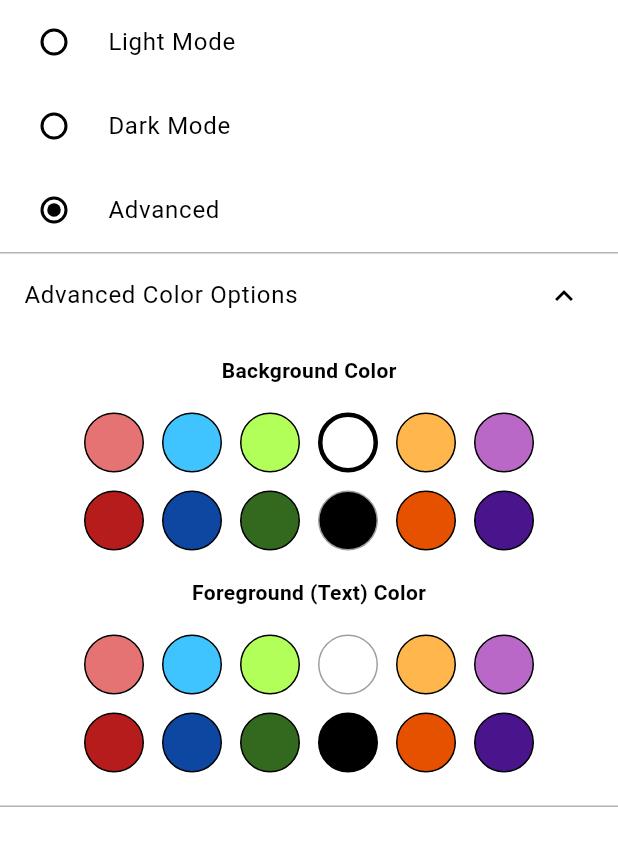
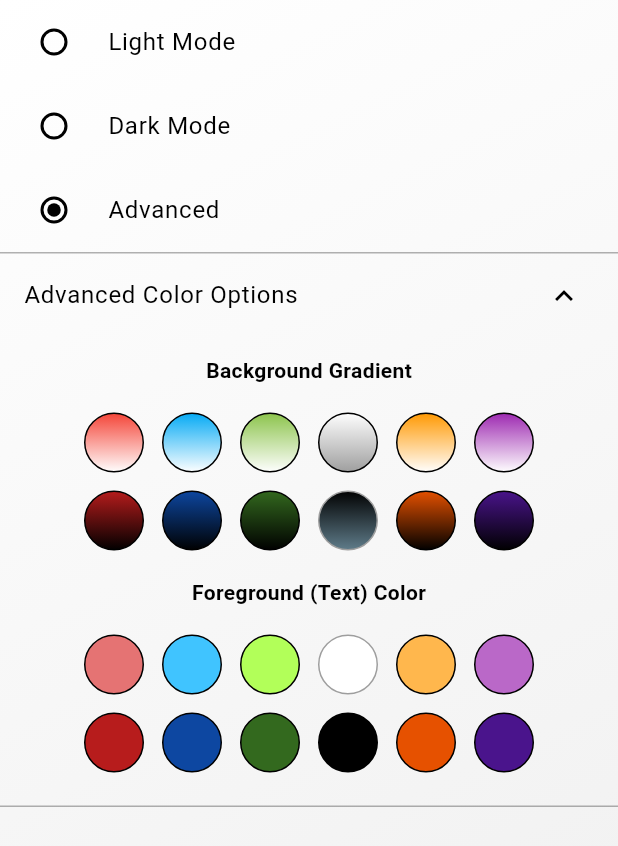
Before and after one commit to Dior15/BookBasket, a Flutter app: the PreferencesPage widget shown alone on an empty page, opened directly, after a tap on "Advanced", after a tap on "Advanced Color Options", on a phone screen of 412 x 824 dp. Shown: the top 846 px of the screen. Run offline on Flutter 3.47's test engine with Material 3 defaults, Android fonts, the phone set to English and light mode, and no system bars; our stand-ins replace flutter_html, shared_preferences, sqflite; missing offline and left inert: epub_parser; accounts and stored records are empty.

Commit message:
Gradient Theme Background
Updated the background theme to use a LinearGradient instead of a solid Color. Also minor fix on the e-reader font-changing.

```diff
--- a/lib/ereader/epub_reader_view.dart
+++ b/lib/ereader/epub_reader_view.dart
@@ -452,12 +452,12 @@ class _EpubReaderPageState extends State<EpubReaderPage> {
                 style: TextStyle(color: themeColors.text, fontSize: 16),
                 underline: Container(height: 1, color: themeColors.text.withOpacity(0.5)),
                 iconEnabledColor: themeColors.text,
-                items: ['Arial', 'Times New Roman', 'Comic Sans MS', 'Bebas Neue', 'Special Elite']
+                items: ['System Default', 'Times New Roman', 'Comic Sans MS', 'Bebas Neue', 'Special Elite']
                     .map((String font) => DropdownMenuItem<String>(
                   value: font,
                   child: Text(
                       font,
-                      style: TextStyle(fontFamily: font == 'Arial' ? null : font)
+                      style: TextStyle(fontFamily: font == 'System Default' ? null : font)
                   ),
                 ))
                     .toList(),
--- a/lib/main.dart
+++ b/lib/main.dart
@@ -29,32 +29,41 @@ class BookBasketApp extends StatelessWidget {
   Widget build(BuildContext context) {
     final themeNotifier = Provider.of<ThemeNotifier>(context);
 
-    late final ThemeData lightTheme;
-    late final ThemeData darkTheme;
-    late final ThemeMode themeMode;
+    // 1. We build the base theme depending on the mode
+    late ThemeData activeTheme;
 
     if (themeNotifier.themeType == ThemeType.advanced) {
-      final advancedTheme = buildAdvancedTheme(
-        themeNotifier.backgroundColor,
+      // For advanced, we pass the first color of the gradient as a fallback
+      // for things like AppBars, but the true background will be transparent.
+      activeTheme = buildAdvancedTheme(
+        themeNotifier.backgroundColor.colors.first,
         themeNotifier.foregroundColor,
       );
-      lightTheme = advancedTheme;
-      darkTheme = advancedTheme;
-      themeMode = ThemeMode.light;
+    } else if (themeNotifier.themeType == ThemeType.dark) {
+      activeTheme = ThemeData.dark();
     } else {
-      lightTheme = ThemeData.light();
-      darkTheme = ThemeData.dark();
-      themeMode = themeNotifier.themeType == ThemeType.light
-          ? ThemeMode.light
-          : ThemeMode.dark;
+      activeTheme = ThemeData.light();
     }
+
+    // 2. We force the scaffold background to be transparent across the ENTIRE app
+    activeTheme = activeTheme.copyWith(
+      scaffoldBackgroundColor: Colors.transparent,
+    );
 
     return MaterialApp(
       title: 'BookBasket',
       debugShowCheckedModeBanner: false,
-      theme: lightTheme,
-      darkTheme: darkTheme,
-      themeMode: themeMode,
+      theme: activeTheme,
+
+      // 3. THE MAGIC: We wrap the entire navigation stack in your gradient!
+      builder: (context, child) {
+        return Container(
+          decoration: BoxDecoration(
+            gradient: themeNotifier.backgroundColor, // Your global gradient!
+          ),
+          child: child, // All your transparent Scaffolds will render on top of this
+        );
+      },
       home: const AuthGate(),
     );
   }
--- a/lib/preferences_page.dart
+++ b/lib/preferences_page.dart
@@ -28,9 +28,42 @@ class _PreferencesPageState extends State<PreferencesPage> {
     Colors.purple[900]!,
   ];
 
+  // Updated to LinearGradients fading into white
+  final List<Gradient> lightGradients = [
+    LinearGradient(colors: [Colors.red, Colors.white], begin: Alignment.topCenter, end: Alignment.bottomCenter),
+    LinearGradient(colors: [Colors.lightBlue, Colors.white], begin: Alignment.topCenter, end: Alignment.bottomCenter),
+    LinearGradient(colors: [Colors.lightGreen, Colors.white], begin: Alignment.topCenter, end: Alignment.bottomCenter),
+    LinearGradient(colors: [Colors.white, Colors.grey], begin: Alignment.topCenter, end: Alignment.bottomCenter),
+    LinearGradient(colors: [Colors.orange, Colors.white], begin: Alignment.topCenter, end: Alignment.bottomCenter),
+    LinearGradient(colors: [Colors.purple, Colors.white], begin: Alignment.topCenter, end: Alignment.bottomCenter),
+  ];
+
+  // Updated to LinearGradients fading into black
+  final List<Gradient> darkGradients = [
+    LinearGradient(colors: [Colors.red[900]!, Colors.black], begin: Alignment.topCenter, end: Alignment.bottomCenter),
+    LinearGradient(colors: [Colors.blue[900]!, Colors.black], begin: Alignment.topCenter, end: Alignment.bottomCenter),
+    LinearGradient(colors: [Colors.lightGreen[900]!, Colors.black], begin: Alignment.topCenter, end: Alignment.bottomCenter),
+    LinearGradient(colors: [Colors.black, Colors.blueGrey], begin: Alignment.topCenter, end: Alignment.bottomCenter),
+    LinearGradient(colors: [Colors.orange[900]!, Colors.black], begin: Alignment.topCenter, end: Alignment.bottomCenter),
+    LinearGradient(colors: [Colors.purple[900]!, Colors.black], begin: Alignment.topCenter, end: Alignment.bottomCenter),
+  ];
+
+  // Helper function to safely extract the first color from any gradient type
+  Color _getPrimaryColor(Gradient gradient) {
+    if (gradient is RadialGradient) return gradient.colors.first;
+    if (gradient is LinearGradient) return gradient.colors.first;
+    return Colors.white; // Fallback
+  }
+
   @override
   Widget build(BuildContext context) {
     final themeNotifier = Provider.of<ThemeNotifier>(context);
+
+    final Gradient selectedBackgroundGradient = themeNotifier.backgroundColor;
+    final Color selectedForegroundColor = themeNotifier.foregroundColor;
+
+    // Safely extract the primary (first) color from the gradient to check for clashes with the foreground
+    final Color backgroundPrimaryColor = _getPrimaryColor(selectedBackgroundGradient);
 
     return ListView(
       children: [
@@ -59,13 +92,13 @@ class _PreferencesPageState extends State<PreferencesPage> {
               const Padding(
                 padding: EdgeInsets.all(12.0),
                 child: Text(
-                  "Background Color",
+                  "Background Gradient",
                   style: TextStyle(fontWeight: FontWeight.bold),
                 ),
               ),
-              _buildColorOptions(
-                themeNotifier.backgroundColor,
-                themeNotifier.foregroundColor,
+              _buildGradientOptions(
+                selectedBackgroundGradient,
+                selectedForegroundColor,
                 themeNotifier.setBackgroundColor,
               ),
               const Padding(
@@ -76,14 +109,60 @@ class _PreferencesPageState extends State<PreferencesPage> {
                 ),
               ),
               _buildColorOptions(
-                themeNotifier.foregroundColor,
-                themeNotifier.backgroundColor,
+                selectedForegroundColor,
+                backgroundPrimaryColor,
                 themeNotifier.setForegroundColor,
               ),
               const SizedBox(height: 16),
             ],
           ),
       ],
+    );
+  }
+
+  Widget _buildGradientOptions(
+      Gradient selectedGradient,
+      Color disabledColor,
+      Function(Gradient) onGradientSelected,
+      ) {
+    return Column(
+      children: [
+        _buildGradientRow(lightGradients, selectedGradient, disabledColor, onGradientSelected),
+        _buildGradientRow(darkGradients, selectedGradient, disabledColor, onGradientSelected),
+      ],
+    );
+  }
+
+  Widget _buildGradientRow(
+      List<Gradient> gradients,
+      Gradient selectedGradient,
+      Color disabledColor,
+      Function(Gradient) onGradientSelected,
+      ) {
+    return Row(
+      mainAxisAlignment: MainAxisAlignment.center,
+      children: gradients.map((gradient) {
+        // Safely extract the primary color
+        final primaryColor = _getPrimaryColor(gradient);
+        final isDisabled = primaryColor == disabledColor;
+
+        return GestureDetector(
+          onTap: isDisabled ? null : () => onGradientSelected(gradient),
+          child: Container(
+            margin: const EdgeInsets.all(6),
+            width: 40,
+            height: 40,
+            decoration: BoxDecoration(
+              gradient: gradient,
+              shape: BoxShape.circle,
+              border: Border.all(
+                width: selectedGradient == gradient ? 3 : 1,
+                color: isDisabled ? Colors.grey : Colors.black,
+              ),
+            ),
+          ),
+        );
+      }).toList(),
     );
   }
 
--- a/lib/themes/theme_notifier.dart
+++ b/lib/themes/theme_notifier.dart
@@ -4,86 +4,116 @@ import 'package:shared_preferences/shared_preferences.dart';
 enum ThemeType { light, dark, advanced }
 
 class ThemeNotifier extends ChangeNotifier {
-  static const String themeTypeKey = "theme_type";
-  static const String bgKey = "background_color";
-  static const String fgKey = "foreground_color";
+  ThemeType _themeType = ThemeType.light;
 
-  ThemeType _themeType = ThemeType.light;
-  ThemeType get themeType => _themeType;
-
-  Color _backgroundColor = Colors.white;
-  Color get backgroundColor => _backgroundColor;
+  // The background is now a Gradient instead of a Color
+  Gradient _backgroundColor = LinearGradient(
+    colors: [Colors.white, Colors.grey[200]!],
+    begin: Alignment.topLeft,
+    end: Alignment.bottomRight,
+  );
 
   Color _foregroundColor = Colors.black;
+
+  ThemeType get themeType => _themeType;
+  Gradient get backgroundColor => _backgroundColor;
   Color get foregroundColor => _foregroundColor;
 
   ThemeNotifier() {
-    _loadPreferences();
-  }
-
-  Future<void> _loadPreferences() async {
-    final prefs = await SharedPreferences.getInstance();
-
-    final savedType = prefs.getString(themeTypeKey);
-    if (savedType == "dark") {
-      _themeType = ThemeType.dark;
-    } else if (savedType == "advanced") {
-      _themeType = ThemeType.advanced;
-    } else {
-      _themeType = ThemeType.light;
-    }
-
-    final bgValue = prefs.getInt(bgKey);
-    if (bgValue != null) _backgroundColor = Color(bgValue);
-
-    final fgValue = prefs.getInt(fgKey);
-    if (fgValue != null) _foregroundColor = Color(fgValue);
-
-    notifyListeners();
-  }
-
-  Future<void> _saveThemeType(String value) async {
-    final prefs = await SharedPreferences.getInstance();
-    await prefs.setString(themeTypeKey, value);
-  }
-
-  Future<void> _saveBackgroundColor(Color color) async {
-    final prefs = await SharedPreferences.getInstance();
-    await prefs.setInt(bgKey, color.value);
-  }
-
-  Future<void> _saveForegroundColor(Color color) async {
-    final prefs = await SharedPreferences.getInstance();
-    await prefs.setInt(fgKey, color.value);
+    _loadFromPrefs();
   }
 
   void setLightMode() {
     _themeType = ThemeType.light;
-    _saveThemeType("light");
+    _backgroundColor = LinearGradient(
+      colors: [Colors.white, Colors.grey[200]!],
+      begin: Alignment.topLeft,
+      end: Alignment.bottomRight,
+    );
+    _foregroundColor = Colors.black;
+    _saveToPrefs();
     notifyListeners();
   }
 
   void setDarkMode() {
     _themeType = ThemeType.dark;
-    _saveThemeType("dark");
+    _backgroundColor = LinearGradient(
+      colors: [Colors.black, Colors.grey[800]!],
+      begin: Alignment.topLeft,
+      end: Alignment.bottomRight,
+    );
+    _foregroundColor = Colors.white;
+    _saveToPrefs();
     notifyListeners();
   }
 
   void setAdvancedMode() {
     _themeType = ThemeType.advanced;
-    _saveThemeType("advanced");
+    _saveToPrefs();
     notifyListeners();
   }
 
-  void setBackgroundColor(Color color) {
-    _backgroundColor = color;
-    _saveBackgroundColor(color);
+  // Accepts a Gradient instead of a Color
+  void setBackgroundColor(Gradient gradient) {
+    _backgroundColor = gradient;
+    _saveToPrefs();
     notifyListeners();
   }
 
   void setForegroundColor(Color color) {
     _foregroundColor = color;
-    _saveForegroundColor(color);
+    _saveToPrefs();
     notifyListeners();
   }
+
+  Future<void> _loadFromPrefs() async {
+    final prefs = await SharedPreferences.getInstance();
+
+    // Load Theme Type
+    final themeString = prefs.getString('theme_type') ?? 'light';
+    _themeType = ThemeType.values.firstWhere(
+            (e) => e.name == themeString,
+        orElse: () => ThemeType.light
+    );
+
+    // Load Foreground Color
+    final fgValue = prefs.getInt('foreground_color') ?? Colors.black.value;
+    _foregroundColor = Color(fgValue);
+
+    // Load Background Gradient
+    // We retrieve the list of color strings we saved and turn them back into a Gradient!
+    final bgColorsString = prefs.getStringList('background_gradient_colors');
+    if (bgColorsString != null && bgColorsString.isNotEmpty) {
+      final colors = bgColorsString.map((s) => Color(int.parse(s))).toList();
+      _backgroundColor = LinearGradient(
+        colors: colors,
+        begin: Alignment.topLeft,
+        end: Alignment.bottomRight,
+      );
+    } else {
+      // Fallback default if nothing is saved
+      _backgroundColor = LinearGradient(
+        colors: [Colors.white, Colors.grey[200]!],
+        begin: Alignment.topLeft,
+        end: Alignment.bottomRight,
+      );
+    }
+
+    notifyListeners();
+  }
+
+  Future<void> _saveToPrefs() async {
+    final prefs = await SharedPreferences.getInstance();
+
+    await prefs.setString('theme_type', _themeType.name);
+    await prefs.setInt('foreground_color', _foregroundColor.value);
+
+    // Save Background Gradient
+    // We break the LinearGradient down into its individual color integers and save them as a string list.
+    if (_backgroundColor is LinearGradient) {
+      final linearGradient = _backgroundColor as LinearGradient;
+      final colorStrings = linearGradient.colors.map((c) => c.value.toString()).toList();
+      await prefs.setStringList('background_gradient_colors', colorStrings);
+    }
+  }
 }
```
Lines whose indentation alone changed are shown as unchanged.
